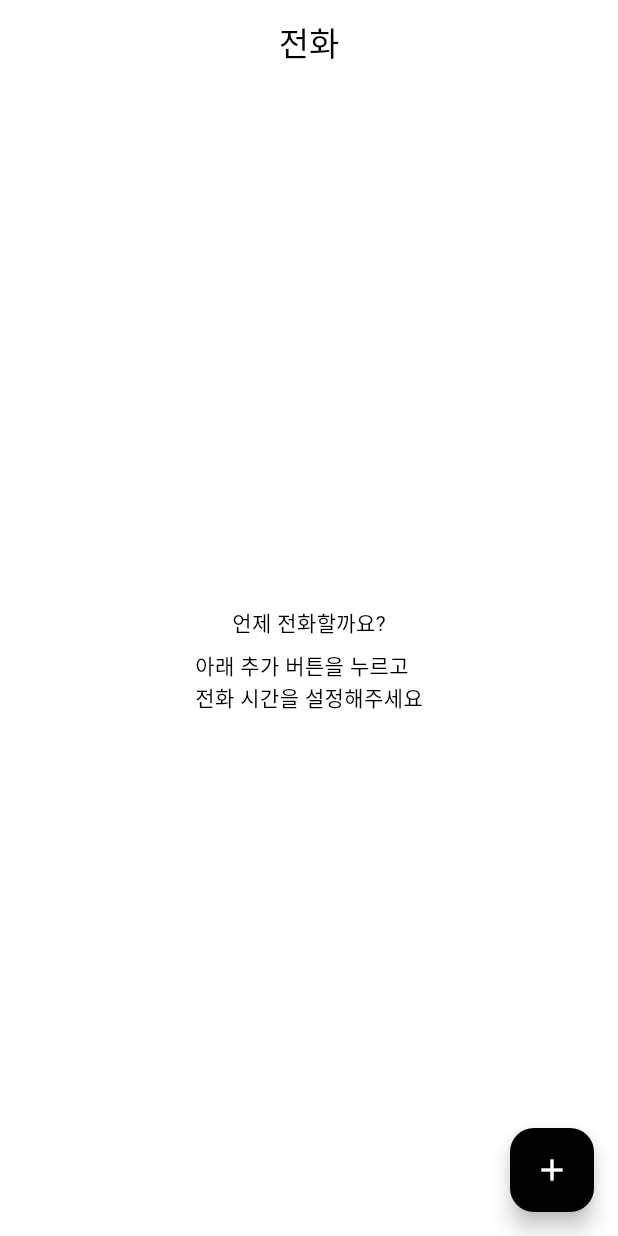
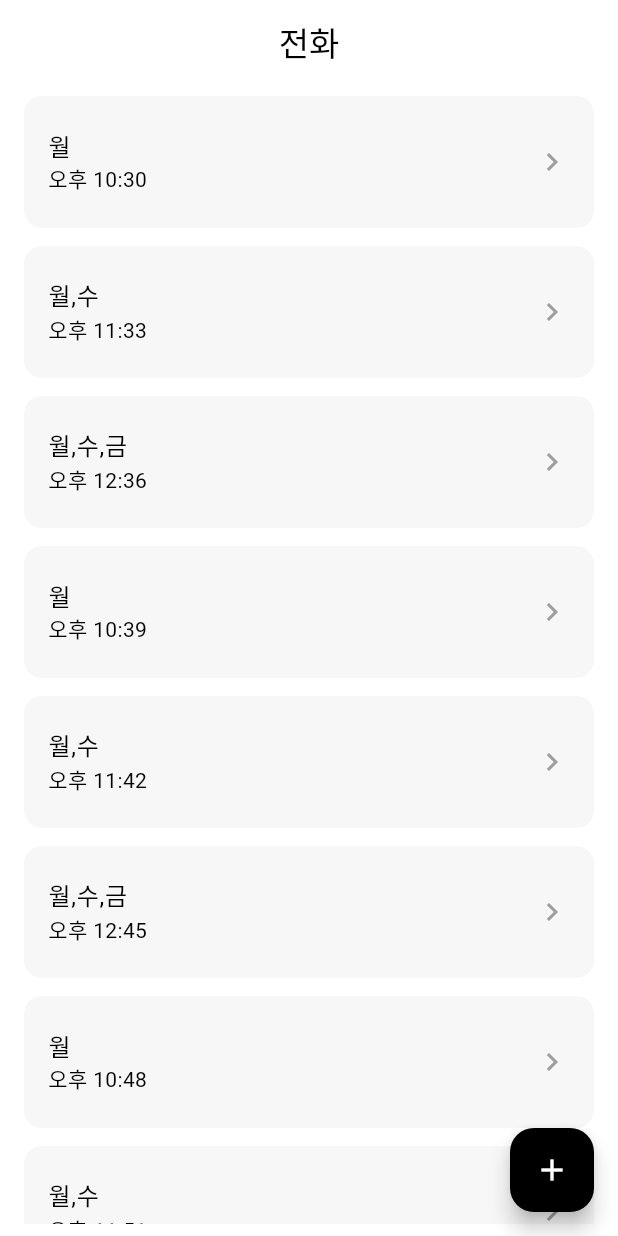
Before and after one commit to MontyCoder0701/hypernova-client, a Flutter app: the SettingsScreen screen opened by its route, on a phone screen of 412 x 824 dp. Run offline on Flutter 3.47's test engine with Material 3 defaults, Android fonts, the phone set to English and light mode, and no system bars; our stand-ins replace go_router.

Commit message:
feat: add schedule list

```diff
--- a/lib/view/home.screen.dart
+++ b/lib/view/home.screen.dart
@@ -11,7 +11,6 @@ class HomeScreen extends StatelessWidget {
     final days = List.generate(14, (index) => today.add(Duration(days: index)));
 
     return Scaffold(
-      backgroundColor: Colors.white,
       body: SafeArea(
         child: Column(
           children: [
--- a/lib/view/login.screen.dart
+++ b/lib/view/login.screen.dart
@@ -7,7 +7,6 @@ class LoginScreen extends StatelessWidget {
   @override
   Widget build(BuildContext context) {
     return Scaffold(
-      backgroundColor: Colors.white,
       body: SafeArea(
         child: Column(
           children: [
--- a/lib/view/settings.screen.dart
+++ b/lib/view/settings.screen.dart
@@ -6,22 +6,49 @@ class SettingsScreen extends StatelessWidget {
 
   @override
   Widget build(BuildContext context) {
+    final schedules = List.generate(10, (index) {
+      return {
+        'days': ['월', '수', '금'].sublist(0, (index % 3) + 1),
+        'time': '오후 ${10 + index % 3}:${(30 + index * 3) % 60}'.padLeft(2, '0'),
+      };
+    });
+
     return Scaffold(
-      backgroundColor: Colors.white,
-      appBar: AppBar(
-        backgroundColor: Colors.white,
-        elevation: 0,
-        centerTitle: true,
-        title: const Text('전화', style: TextStyle(color: Colors.black)),
-      ),
-      body: const Center(
-        child: Column(
-          mainAxisAlignment: MainAxisAlignment.center,
-          children: [
-            Text('언제 전화할까요?'),
-            SizedBox(height: 8),
-            Text('아래 추가 버튼을 누르고\n전화 시간을 설정해주세요'),
-          ],
+      appBar: AppBar(elevation: 0, centerTitle: true, title: const Text('전화')),
+      body: Padding(
+        padding: const EdgeInsets.symmetric(horizontal: 16, vertical: 8),
+        child: ListView.separated(
+          itemCount: schedules.length,
+          separatorBuilder: (_, __) => const SizedBox(height: 12),
+          itemBuilder: (context, index) {
+            final item = schedules[index];
+            final days = item['days'] as List<String>;
+            final time = item['time'] as String;
+
+            return Container(
+              decoration: BoxDecoration(
+                color: const Color(0xFFF7F7F7),
+                borderRadius: BorderRadius.circular(12),
+              ),
+              child: ListTile(
+                contentPadding: const EdgeInsets.symmetric(
+                  horizontal: 16,
+                  vertical: 8,
+                ),
+                title: Text(days.join(',')),
+                subtitle: Text(time),
+                trailing: const Icon(Icons.chevron_right, color: Colors.grey),
+                onTap: () {
+                  showModalBottomSheet(
+                    context: context,
+                    isScrollControlled: true,
+                    backgroundColor: Colors.transparent,
+                    builder: (_) => const AddCallBottomSheet(),
+                  );
+                },
+              ),
+            );
+          },
         ),
       ),
       floatingActionButton: FloatingActionButton(
```
